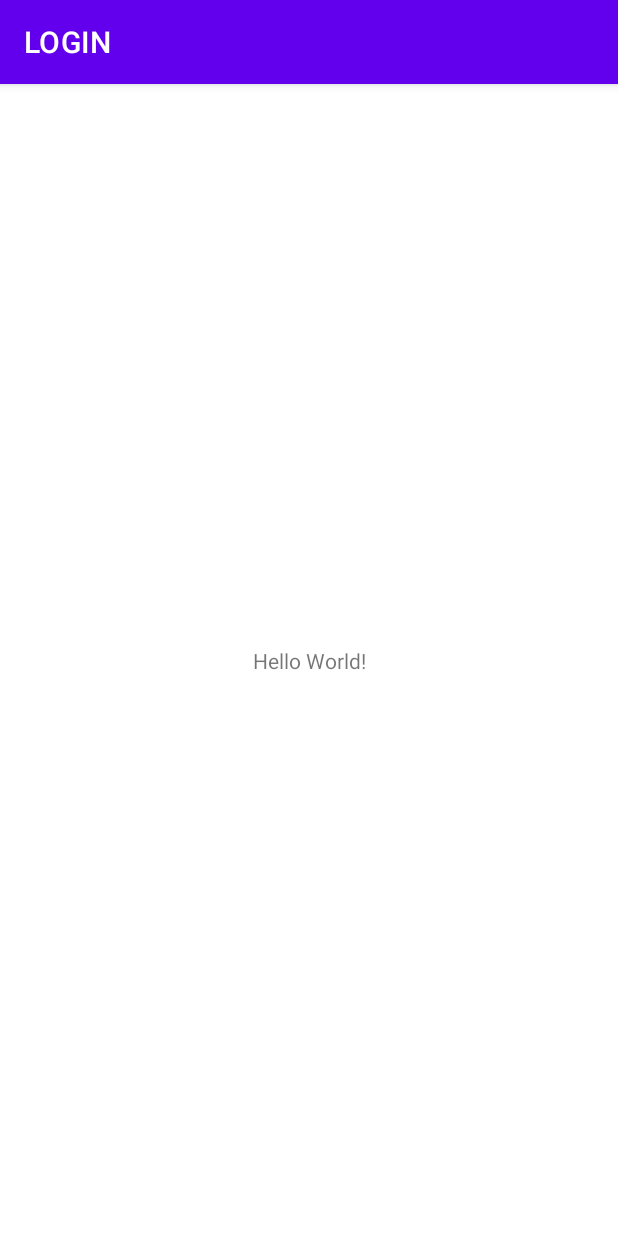
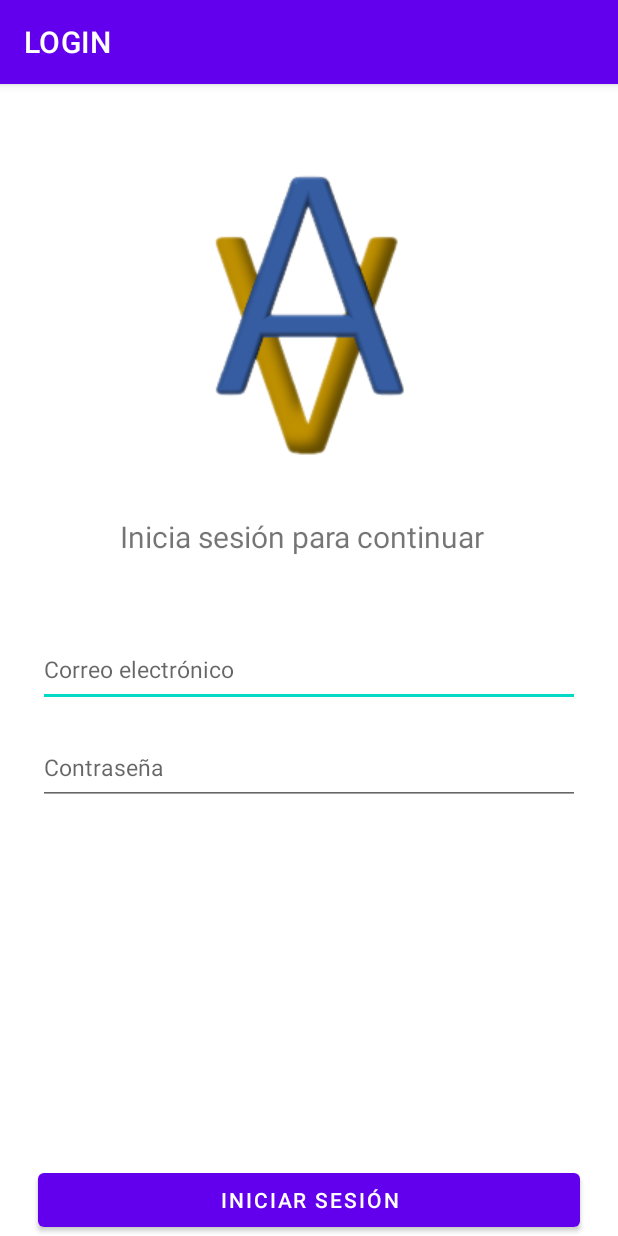
Before and after one commit to Vladimir7w7/DSM-Desafio-Practico-1, an Android app: the screen it shows after launch (MainActivity), on a phone screen of 412 x 824 dp. Run offline under Robolectric (Android 15) with nearby library versions, the phone set to English and light mode, and no system bars.

Commit message:
Pantalla usuario

```diff
--- a/Uso de Login/app/src/main/res/layout/activity_main.xml
+++ b/Uso de Login/app/src/main/res/layout/activity_main.xml
@@ -1,18 +1,65 @@
 <?xml version="1.0" encoding="utf-8"?>
-<androidx.constraintlayout.widget.ConstraintLayout xmlns:android="http://schemas.android.com/apk/res/android"
+<androidx.coordinatorlayout.widget.CoordinatorLayout xmlns:android="http://schemas.android.com/apk/res/android"
     xmlns:app="http://schemas.android.com/apk/res-auto"
     xmlns:tools="http://schemas.android.com/tools"
     android:layout_width="match_parent"
     android:layout_height="match_parent"
     tools:context=".MainActivity">
 
-    <TextView
-        android:layout_width="wrap_content"
+    <LinearLayout
+        android:layout_width="match_parent"
+        android:layout_height="match_parent"
+        android:orientation="vertical">
+
+        <ImageView
+            android:id="@+id/imageView3"
+            android:layout_width="match_parent"
+            android:layout_height="wrap_content"
+            android:layout_marginTop="60dp"
+            app:srcCompat="@drawable/logo" />
+
+        <TextView
+            android:layout_width="wrap_content"
+            android:layout_height="wrap_content"
+            android:text="Inicia sesión para continuar"
+            android:textSize="20sp"
+            android:layout_marginLeft="80dp"
+            android:layout_marginTop="40dp"/>
+
+        <EditText
+            android:layout_width="match_parent"
+            android:layout_height="50dp"
+            android:hint="Correo electrónico"
+            android:layout_marginLeft="25dp"
+            android:layout_marginRight="25dp"
+            android:layout_marginTop="50dp"
+            android:inputType="textEmailAddress"
+            android:textSize="15sp"/>
+
+        <EditText
+            android:layout_width="match_parent"
+            android:layout_height="50dp"
+            android:hint="Contraseña"
+            android:layout_marginLeft="25dp"
+            android:layout_marginRight="25dp"
+            android:layout_marginTop="15dp"
+            android:inputType="textPassword"
+            android:textSize="15sp"/>
+    </LinearLayout>
+
+    <LinearLayout
+        android:layout_width="match_parent"
         android:layout_height="wrap_content"
-        android:text="Hello World!"
-        app:layout_constraintBottom_toBottomOf="parent"
-        app:layout_constraintEnd_toEndOf="parent"
-        app:layout_constraintStart_toStartOf="parent"
-        app:layout_constraintTop_toTopOf="parent" />
+        android:orientation="vertical"
+        android:layout_gravity="bottom">
 
-</androidx.constraintlayout.widget.ConstraintLayout>
+        <Button
+            android:layout_width="match_parent"
+            android:layout_height="wrap_content"
+            android:text="Iniciar sesión"
+            android:layout_marginRight="25dp"
+            android:layout_marginLeft="25dp"/>
+
+    </LinearLayout>
+
+</androidx.coordinatorlayout.widget.CoordinatorLayout>
```
Also changed, not shown: Uso de Login/app/src/main/res/drawable/logo.png (added).
